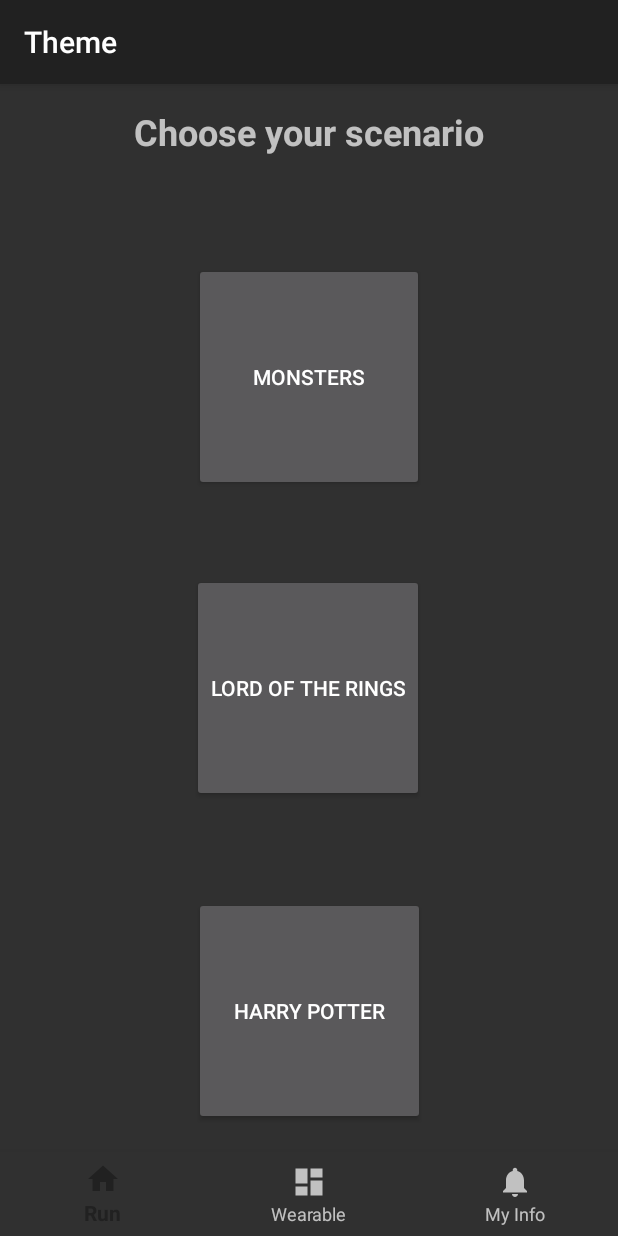
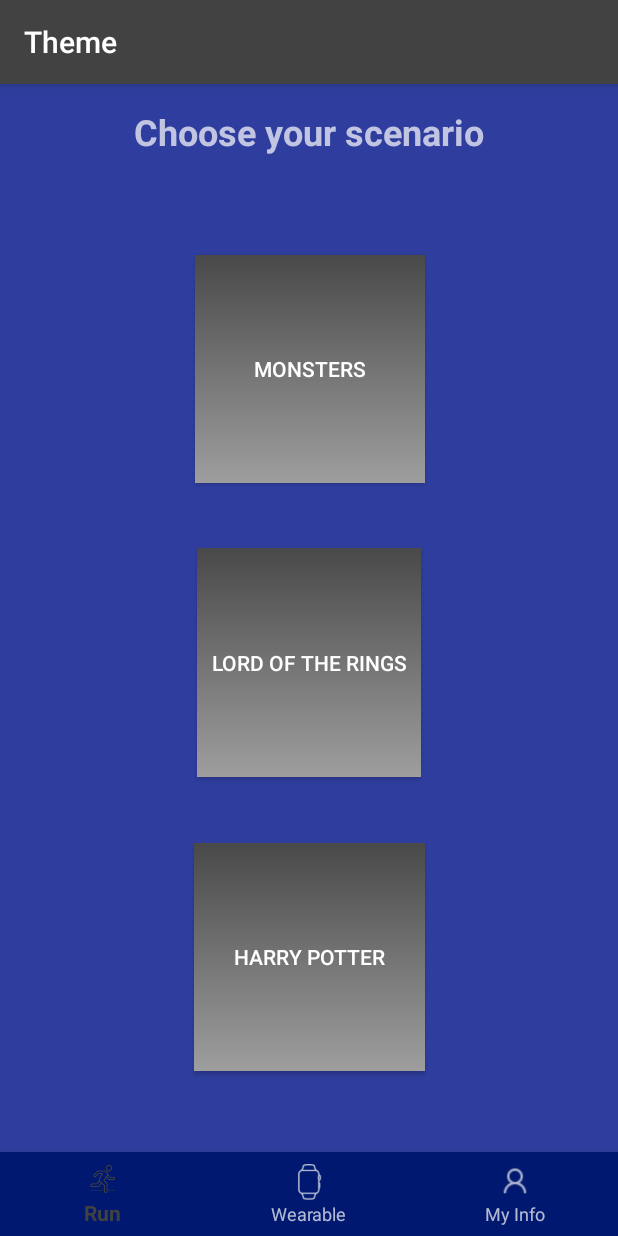
Before and after one commit to cudilara/FantasyRun, an Android app: the screen it shows after launch (MainActivity), on a phone screen of 412 x 824 dp. Run offline under Robolectric (Android 15) with nearby library versions, the light colour scheme and no system bars.

Commit message:
colors and icons

```diff
--- a/app/src/main/AndroidManifest.xml
+++ b/app/src/main/AndroidManifest.xml
@@ -14,7 +14,7 @@
         android:label="@string/app_name"
         android:roundIcon="@mipmap/ic_launcher_round"
         android:supportsRtl="true"
-        android:theme="@style/Theme.Design.NoActionBar">
+        android:theme="@style/BlueTheme">
         <activity
             android:name=".MainActivity"
             android:label="@string/app_name"
--- a/app/src/main/java/com/example/dilaramadinger/fantasyrun/MainActivity.java
+++ b/app/src/main/java/com/example/dilaramadinger/fantasyrun/MainActivity.java
@@ -69,7 +69,7 @@
         setSupportActionBar(toolbar);
 
         // Use this line for coloring the bottom menu
-        // navigation.setBackgroundColor(getColor(R.color.colorPrimary));
+         navigation.setBackgroundColor(getColor(R.color.colorBottomMenu));
 
         ThemeChoiceFragment themeFragment = new ThemeChoiceFragment();
         FragmentTransaction themeFragTrans = getFragmentManager().beginTransaction();
--- /dev/null
+++ b/app/src/main/res/drawable/gradient.xml
@@ -0,0 +1,8 @@
+<?xml version="1.0" encoding="utf-8"?>
+<shape xmlns:android="http://schemas.android.com/apk/res/android"
+    android:shape="rectangle">
+    <gradient
+        android:startColor="@color/colorScreenStart"
+        android:endColor="@color/colorScreenEnd"
+        android:angle="90"/>
+</shape>
--- /dev/null
+++ b/app/src/main/res/drawable/gradient_button.xml
@@ -0,0 +1,8 @@
+<?xml version="1.0" encoding="utf-8"?>
+<shape xmlns:android="http://schemas.android.com/apk/res/android"
+    android:shape="rectangle">
+    <gradient
+        android:startColor="@color/buttonLight"
+        android:endColor="@color/buttonDark"
+        android:angle="90"/>
+</shape>
--- a/app/src/main/res/layout/fragment_my_info.xml
+++ b/app/src/main/res/layout/fragment_my_info.xml
@@ -5,7 +5,8 @@
     android:layout_width="match_parent"
     android:layout_height="match_parent"
     tools:context="com.example.dilaramadinger.fantasyrun.MyInfoFragment"
-    tools:layout_editor_absoluteY="25dp">
+    tools:layout_editor_absoluteY="25dp"
+    android:background="@drawable/gradient">
 
     <TextView
         android:id="@+id/textView5"
--- a/app/src/main/res/layout/fragment_run.xml
+++ b/app/src/main/res/layout/fragment_run.xml
@@ -5,7 +5,8 @@
     android:layout_width="match_parent"
     android:layout_height="match_parent"
     tools:context="com.example.dilaramadinger.fantasyrun.RunFragment"
-    tools:layout_editor_absoluteY="25dp">
+    tools:layout_editor_absoluteY="25dp"
+    android:background="@drawable/gradient">
 
     <TextView
         android:id="@+id/textView2"
--- a/app/src/main/res/layout/fragment_scenario.xml
+++ b/app/src/main/res/layout/fragment_scenario.xml
@@ -5,7 +5,8 @@
     android:layout_width="match_parent"
     android:layout_height="match_parent"
     tools:context="com.example.dilaramadinger.fantasyrun.ScenarioFragment"
-    tools:layout_editor_absoluteY="25dp">
+    tools:layout_editor_absoluteY="25dp"
+    android:background="@drawable/gradient">
 
     <TextView
         android:id="@+id/orcs_textview"
--- a/app/src/main/res/layout/fragment_summary.xml
+++ b/app/src/main/res/layout/fragment_summary.xml
@@ -5,7 +5,8 @@
     android:layout_width="match_parent"
     android:layout_height="match_parent"
     tools:context="com.example.dilaramadinger.fantasyrun.SummaryFragment"
-    tools:layout_editor_absoluteY="25dp">
+    tools:layout_editor_absoluteY="25dp"
+    android:background="@drawable/gradient">
 
     <!-- TODO: Update blank fragment layout -->
 
@@ -26,7 +27,7 @@
         android:layout_width="67dp"
         android:layout_height="62dp"
         android:layout_marginStart="6dp"
-        android:layout_marginTop="45dp"
+        android:layout_marginTop="40dp"
         android:src="@drawable/back_arrow"
         app:layout_constraintStart_toStartOf="parent"
         app:layout_constraintTop_toTopOf="parent" />
--- a/app/src/main/res/layout/fragment_theme_choice.xml
+++ b/app/src/main/res/layout/fragment_theme_choice.xml
@@ -4,6 +4,7 @@
     android:id="@+id/frameLayout"
     android:layout_width="match_parent"
     android:layout_height="match_parent"
+    android:background="@drawable/gradient"
     tools:context="com.example.dilaramadinger.fantasyrun.ThemeChoiceFragment"
     tools:layout_editor_absoluteY="25dp">
 
@@ -11,42 +12,47 @@
         android:id="@+id/button_monsters"
         android:layout_width="153dp"
         android:layout_height="0dp"
-        android:layout_marginBottom="55dp"
+        android:layout_marginBottom="43dp"
         android:layout_weight="1"
+        android:background="@drawable/gradient_button"
         android:text="@string/button_text_monsters"
         app:layout_constraintBottom_toTopOf="@+id/button_rings"
-        app:layout_constraintEnd_toEndOf="parent"
-        app:layout_constraintStart_toStartOf="parent"
+        app:layout_constraintHorizontal_bias="0.502"
+        app:layout_constraintLeft_toLeftOf="parent"
+        app:layout_constraintRight_toRightOf="parent"
         app:layout_constraintTop_toBottomOf="@+id/textView" />
 
     <Button
         android:id="@+id/button_rings"
-        android:layout_width="wrap_content"
+        android:layout_width="149dp"
         android:layout_height="0dp"
-        android:layout_marginBottom="63dp"
+        android:layout_marginBottom="44dp"
         android:layout_weight="1"
+        android:background="@drawable/gradient_button"
         android:text="@string/button_text_rings"
         app:layout_constraintBottom_toTopOf="@+id/button_potter"
-        app:layout_constraintEnd_toEndOf="@+id/button_monsters"
+        app:layout_constraintLeft_toLeftOf="parent"
+        app:layout_constraintRight_toRightOf="parent"
         app:layout_constraintTop_toBottomOf="@+id/button_monsters" />
 
     <Button
         android:id="@+id/button_potter"
         android:layout_width="154dp"
         android:layout_height="0dp"
-        android:layout_marginBottom="74dp"
+        android:layout_marginBottom="110dp"
         android:layout_weight="1"
+        android:background="@drawable/gradient_button"
         android:text="@string/button_text_potter"
         app:layout_constraintBottom_toBottomOf="parent"
-        app:layout_constraintEnd_toEndOf="parent"
-        app:layout_constraintStart_toStartOf="parent"
+        app:layout_constraintLeft_toLeftOf="parent"
+        app:layout_constraintRight_toRightOf="parent"
         app:layout_constraintTop_toBottomOf="@+id/button_rings" />
 
     <TextView
         android:id="@+id/textView"
         android:layout_width="wrap_content"
         android:layout_height="wrap_content"
-        android:layout_marginBottom="71dp"
+        android:layout_marginBottom="66dp"
         android:layout_marginTop="71dp"
         android:text="Choose your scenario"
         android:textSize="24sp"
--- a/app/src/main/res/layout/fragment_wearable.xml
+++ b/app/src/main/res/layout/fragment_wearable.xml
@@ -4,7 +4,8 @@
     android:id="@+id/frameLayout2"
     android:layout_width="match_parent"
     android:layout_height="match_parent"
-    tools:context="com.example.dilaramadinger.fantasyrun.WearableFragment">
+    tools:context="com.example.dilaramadinger.fantasyrun.WearableFragment"
+    android:background="@drawable/gradient">
 
     <TextView
         android:id="@+id/textView13"
--- a/app/src/main/res/menu/navigation.xml
+++ b/app/src/main/res/menu/navigation.xml
@@ -3,17 +3,17 @@
 
     <item
         android:id="@+id/navigation_home"
-        android:icon="@drawable/ic_home_black_24dp"
+        android:icon="@drawable/run_menu"
         android:title="@string/title_run" />
 
     <item
         android:id="@+id/navigation_dashboard"
-        android:icon="@drawable/ic_dashboard_black_24dp"
+        android:icon="@drawable/wearable"
         android:title="@string/title_wearable" />
 
     <item
         android:id="@+id/navigation_notifications"
-        android:icon="@drawable/ic_notifications_black_24dp"
+        android:icon="@drawable/myinfo"
         android:title="@string/title_myInfo" />
 
 </menu>
--- a/app/src/main/res/values/colors.xml
+++ b/app/src/main/res/values/colors.xml
@@ -1,6 +1,34 @@
 <?xml version="1.0" encoding="utf-8"?>
 <resources>
-    <color name="colorPrimary">#3F51B5</color>
-    <color name="colorPrimaryDark">#303F9F</color>
-    <color name="colorAccent">#FF4081</color>
+    <color name="colorTop">#424242</color>
+    <color name="colorScreenStart">#2f3e9e</color>
+    <color name="colorScreenEnd">#2f3e9e</color>
+    <color name="colorBottomMenu">#00186f</color>
+
+    <color name="colorDarkGrey">#424242</color>
+    <color name="colorLightGrey">#6d6d6d</color>
+    <color name="colorBlack">#1b1b1b</color>
+
+    <color name="colorOrange">#c62828</color>
+    <color name="colorRed">#8e0000</color>
+    <color name="colorPink">#ff5f52</color>
+
+    <color name="colorGreen">#49ed6e</color>
+    <color name="colorLightGreen">#86ff9f</color>
+    <color name="colorDarkGreen">#00b93f</color>
+
+    <color name="colorYellow">#ffeb54</color>
+    <color name="colorDarkYellow">#c9b919</color>
+    <color name="colorLightYellow">#ffff87</color>
+
+    <color name="colorBlue">#0d15ed</color>
+    <color name="colorPurple">#6e48ff</color>
+    <color name="colorDarkBlue">#0000b9</color>
+
+    <color name="colorBlue1">#2f3e9e</color>
+    <color name="colorLightBlue1">#6668d0</color>
+    <color name="colorDarkBlue1">#00186f</color>
+
+    <color name="buttonDark">#494949</color>
+    <color name="buttonLight">#9e9e9e</color>
 </resources>
--- a/app/src/main/res/values/styles.xml
+++ b/app/src/main/res/values/styles.xml
@@ -3,9 +3,13 @@
     <!-- Base application theme. -->
     <style name="AppTheme" parent="Theme.AppCompat.Light.DarkActionBar">
         <!-- Customize your theme here. -->
-        <item name="colorPrimary">@color/colorPrimary</item>
-        <item name="colorPrimaryDark">@color/colorPrimaryDark</item>
-        <item name="colorAccent">@color/colorAccent</item>
+        <item name="colorPrimary">@color/colorTop</item>
+        <item name="colorPrimaryDark">@color/colorBottomMenu</item>
+        <item name="colorAccent">@color/colorScreenStart</item>
     </style>
 
+    <style name="BlueTheme" parent="Theme.Design.NoActionBar">
+        <item name="colorPrimary">@color/colorTop</item>
+        <item name="android:windowBackground">@color/colorScreenStart</item>
+    </style>
 </resources>
```
Also changed, not shown: app/src/main/res/drawable/back_arrow.png (added), app/src/main/res/drawable/galandriel.jpg (added), app/src/main/res/drawable/myinfo.png (added), app/src/main/res/drawable/run_menu.png (added), app/src/main/res/drawable/wearable.png (added), 1 other file.
